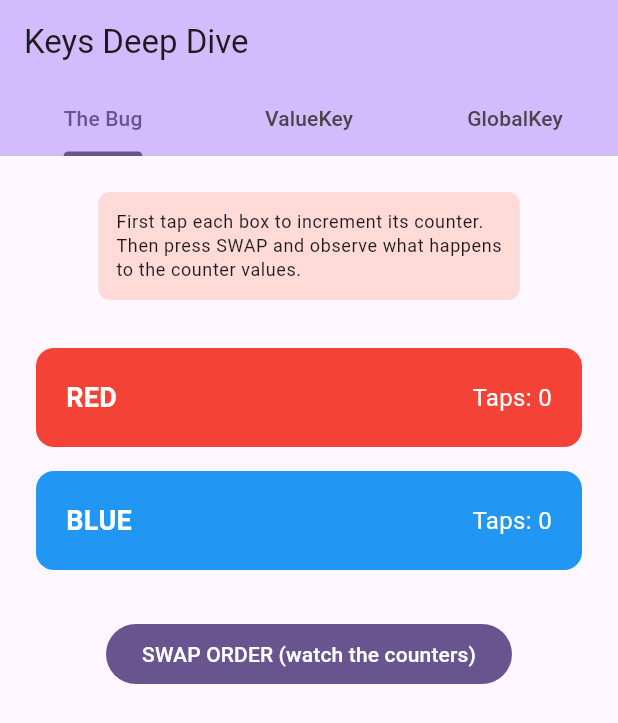
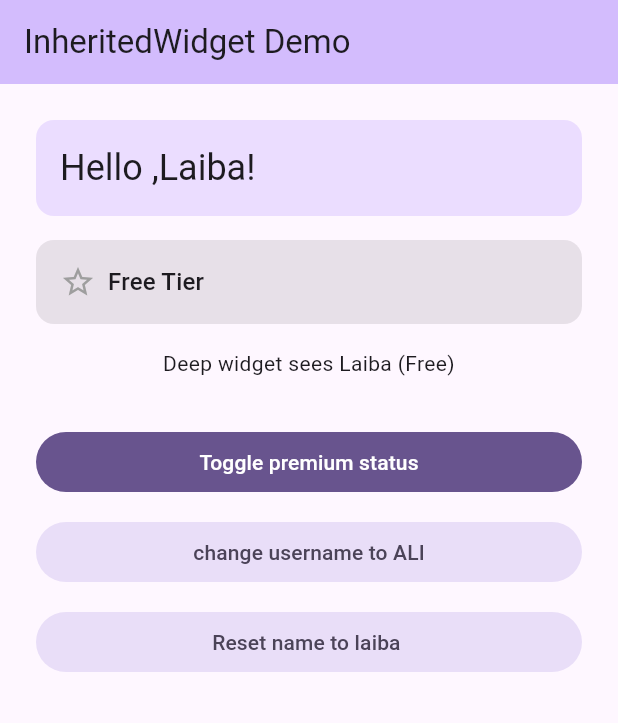
Before and after one commit to laibanurr/flutter_ui_basics, a Flutter app: the screen it shows after launch, on a phone screen of 412 x 824 dp. Shown: the top 723 px of the screen. Run offline on Flutter 3.47's test engine with Material 3 defaults, Android fonts, the phone set to English and light mode, and no system bars.

Commit message:
feat(inherited-widget): build InheritedWidget pattern from scratch
- Implement AppUserData InheritedWidget with .of(context) and updateShouldNotify
- Wrap with AppUserDataProvider StatefulWidget owning mutable state
- Build _DemoScreen receiving callbacks via data-down/events-up pattern
- Extract _UserGreeting, _PremiumBadge, _DeepConsumer as private consumers
- Demonstrate zero prop drilling across multiple tree depths

```diff
--- a/lib/app.dart
+++ b/lib/app.dart
@@ -8,7 +8,7 @@
 // that child widgets access via BuildContext (e.g., Theme.of(context)).
 
 import 'package:flutter/material.dart';
-import 'package:flutter_ui_basics/features/keys_demo/keys_demo_screen.dart';
+import 'package:flutter_ui_basics/features/inherited_widgets/inherited_widget_demo_screen.dart';
 
 class MyApp extends StatelessWidget {
   // 'const' constructor: tells Flutter this widget's configuration
@@ -35,7 +35,7 @@ class MyApp extends StatelessWidget {
       ),
 
       // home is the widget displayed at the '/' route.
-      home: const KeysDemoScreen(),
+      home: const InheritedWidgetDemoScreen(),
     );
   }
 }
--- /dev/null
+++ b/lib/features/inherited_widgets/inherited_widget_demo_screen.dart
@@ -0,0 +1,185 @@
+import 'package:flutter/material.dart';
+
+class AppUserData extends InheritedWidget {
+  const AppUserData({
+    required this.userName,
+    required this.isPremiumUser,
+    required super.child,
+    super.key,
+  });
+  final String userName;
+  final bool isPremiumUser;
+  static AppUserData of(BuildContext context) {
+    final result = context.dependOnInheritedWidgetOfExactType<AppUserData>();
+    assert(result != null, 'No AppUserData found in context.');
+    return result!;
+  }
+
+  @override
+  bool updateShouldNotify(AppUserData oldWidget) {
+    return userName != oldWidget.userName ||
+        isPremiumUser != oldWidget.isPremiumUser;
+  }
+}
+
+class AppUserDataProvider extends StatefulWidget {
+  const AppUserDataProvider({super.key});
+
+  @override
+  State<AppUserDataProvider> createState() => _AppUserDataProviderState();
+}
+
+class _AppUserDataProviderState extends State<AppUserDataProvider> {
+  String _userName = 'Laiba';
+  bool _isPremiumUser = false;
+
+  void togglePremium() {
+    setState(() {
+      _isPremiumUser = !_isPremiumUser;
+    });
+  }
+
+  void changeUserName(String newName) {
+    setState(() {
+      _userName = newName;
+    });
+  }
+
+  @override
+  Widget build(BuildContext context) {
+    return AppUserData(
+      userName: _userName,
+      isPremiumUser: _isPremiumUser,
+      child: _DemoScreen(
+        onChangeUsername: changeUserName,
+        onTogglePremium: togglePremium,
+      ),
+    );
+  }
+}
+
+class _DemoScreen extends StatelessWidget {
+  const _DemoScreen({
+    required this.onChangeUsername,
+    required this.onTogglePremium,
+  });
+  final VoidCallback onTogglePremium;
+  final ValueChanged<String> onChangeUsername;
+  @override
+  Widget build(BuildContext context) {
+    return Scaffold(
+      appBar: AppBar(
+        backgroundColor: Theme.of(context).colorScheme.inversePrimary,
+        title: const Text('InheritedWidget Demo'),
+      ),
+      body: Padding(
+        padding: const EdgeInsets.all(24),
+        child: Column(
+          crossAxisAlignment: CrossAxisAlignment.stretch,
+          children: [
+            const _UserGreeting(),
+            const SizedBox(
+              height: 16,
+            ),
+            const _PremiumBadge(),
+            const SizedBox(
+              height: 16,
+            ),
+            const _DeepConsumer(),
+            const SizedBox(height: 32),
+            FilledButton(
+              onPressed: onTogglePremium,
+              child: const Text('Toggle premium status'),
+            ),
+            const SizedBox(height: 12),
+            FilledButton.tonal(
+              onPressed: () => onChangeUsername('ALI'),
+              child: const Text('change username to ALI'),
+            ),
+            const SizedBox(height: 12),
+            FilledButton.tonal(
+              onPressed: () => onChangeUsername('Laiba'),
+              child: const Text('Reset name to laiba '),
+            ),
+          ],
+        ),
+      ),
+    );
+  }
+}
+
+class _UserGreeting extends StatelessWidget {
+  const _UserGreeting();
+
+  @override
+  Widget build(BuildContext context) {
+    final userData = AppUserData.of(context);
+    return Container(
+      padding: const EdgeInsets.all(16),
+      decoration: BoxDecoration(
+        color: Theme.of(context).colorScheme.primaryContainer,
+        borderRadius: BorderRadius.circular(12),
+      ),
+      child: Text(
+        'Hello ,${userData.userName}!',
+        style: Theme.of(context).textTheme.headlineSmall,
+      ),
+    );
+  }
+}
+
+class _PremiumBadge extends StatelessWidget {
+  const _PremiumBadge();
+
+  @override
+  Widget build(BuildContext context) {
+    final userData = AppUserData.of(context);
+    return Container(
+      padding: const EdgeInsets.all(16),
+      decoration: BoxDecoration(
+        color: userData.isPremiumUser
+            ? Colors.amber.shade100
+            : Theme.of(context).colorScheme.surfaceContainerHighest,
+        borderRadius: BorderRadius.circular(12),
+      ),
+      child: Row(
+        children: [
+          Icon(
+            userData.isPremiumUser ? Icons.star : Icons.star_border,
+            color: userData.isPremiumUser ? Colors.amber : Colors.grey,
+          ),
+          const SizedBox(
+            width: 8,
+          ),
+          Text(
+            userData.isPremiumUser ? 'Premium Member' : 'Free Tier',
+            style: Theme.of(context).textTheme.titleMedium,
+          ),
+        ],
+      ),
+    );
+  }
+}
+
+class _DeepConsumer extends StatelessWidget {
+  const _DeepConsumer();
+
+  @override
+  Widget build(BuildContext context) {
+    final userData = AppUserData.of(context);
+    return Text(
+      'Deep widget sees ${userData.userName} (${userData.isPremiumUser ? 'Premium' : 'Free'})',
+      textAlign: TextAlign.center,
+      style: Theme.of(context).textTheme.bodyMedium,
+    );
+  }
+}
+
+class InheritedWidgetDemoScreen extends StatelessWidget {
+  const InheritedWidgetDemoScreen({super.key});
+
+  @override
+  Widget build(BuildContext context) {
+    return const AppUserDataProvider();
+  }
+}
--- a/lib/features/keys_demo/keys_demo_screen.dart
+++ b/lib/features/keys_demo/keys_demo_screen.dart
@@ -13,8 +13,7 @@ class KeysDemoScreen extends StatelessWidget {
       length: 3,
       child: Scaffold(
         appBar: AppBar(
-          backgroundColor:
-              Theme.of(context).colorScheme.inversePrimary,
+          backgroundColor: Theme.of(context).colorScheme.inversePrimary,
           title: const Text('Keys Deep Dive'),
           // ─── NOTE: TabBar gives us three tabs to demonstrate
           // each Key type in isolation — cleaner than one long screen.
@@ -28,9 +27,9 @@ class KeysDemoScreen extends StatelessWidget {
         ),
         body: const TabBarView(
           children: [
-            _NoBugDemo(),      // Tab 1: shows the bug without keys
-            _ValueKeyDemo(),   // Tab 2: fixes it with ValueKey
-            _GlobalKeyDemo(),  // Tab 3: demonstrates GlobalKey
+            _NoBugDemo(), // Tab 1: shows the bug without keys
+            _ValueKeyDemo(), // Tab 2: fixes it with ValueKey
+            _GlobalKeyDemo(), // Tab 3: demonstrates GlobalKey
           ],
         ),
       ),
@@ -111,9 +110,9 @@ class _NoBugDemoState extends State<_NoBugDemo> {
 // This internal state is what gets "lost" during the swap bug.
 class _ColorBox extends StatefulWidget {
   const _ColorBox({
-    super.key,
     required this.color,
     required this.label,
+    super.key,
   });
 
   final Color color;
@@ -276,7 +275,7 @@ class _GlobalKeyDemoState extends State<_GlobalKeyDemo> {
             ),
             child: Text(
               'GlobalKey lets a PARENT directly access\n'
-              'a child\'s State object and call methods on it.\n'
+              "a child's State object and call methods on it.\n"
               'The button below lives in the PARENT but controls\n'
               'the counter that lives in the CHILD.',
               style: Theme.of(context).textTheme.bodySmall,
```
